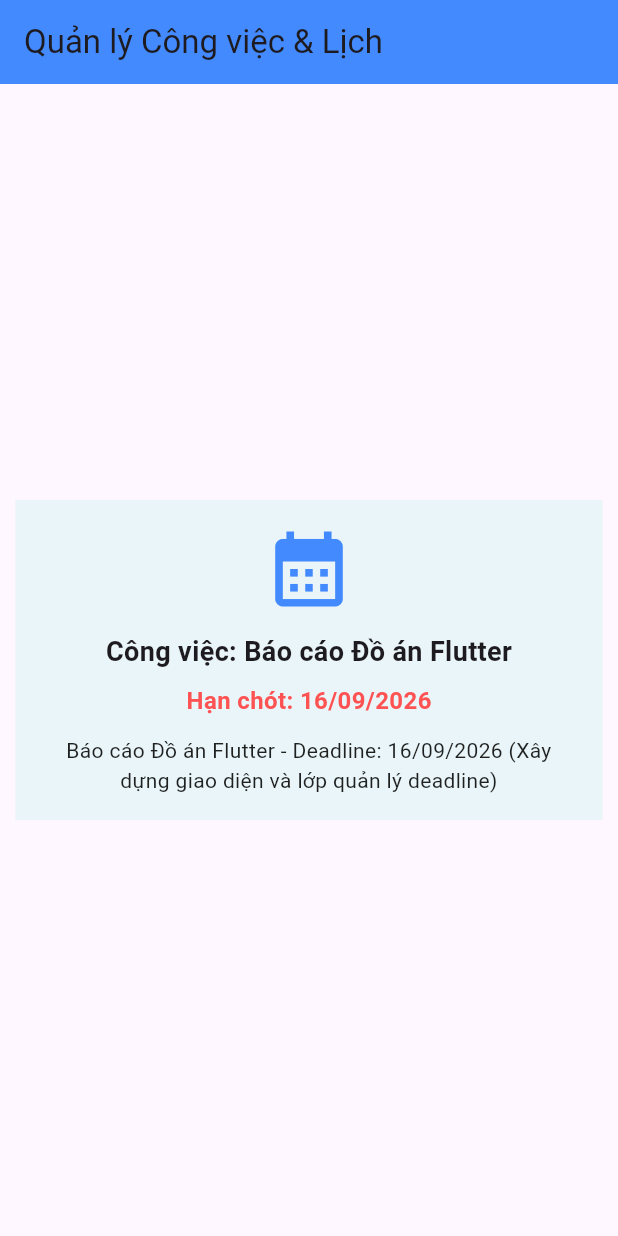
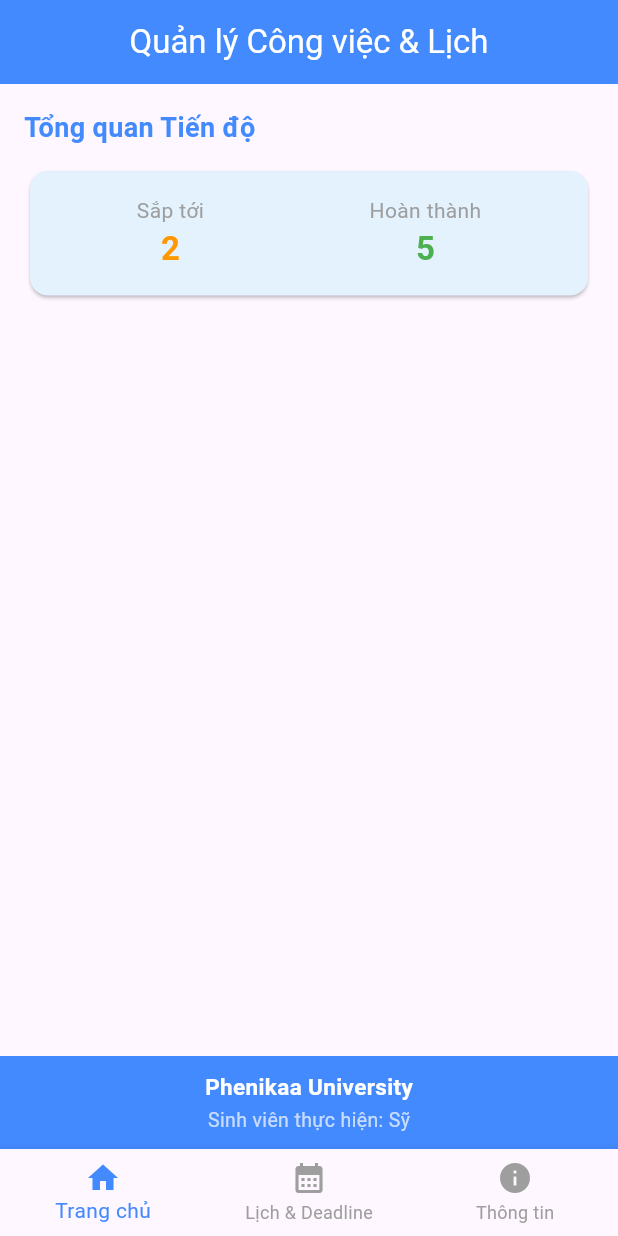
Before and after one commit to Project-Mobile-N05/team_Truong_Son_Sy, a Flutter app: the screen it shows after launch, on a phone screen of 412 x 824 dp. Run offline on Flutter 3.47's test engine with Material 3 defaults, Android fonts, the phone set to English and light mode, and no system bars.

Commit message:
Cap nhat main.dart va task.dart Tuan 4

```diff
--- a/student_deadline_manager/lib/main.dart
+++ b/student_deadline_manager/lib/main.dart
@@ -1,89 +1,261 @@
 import 'package:flutter/material.dart';
-import './task.dart' show Task; // Import class Task từ task.dart
+import './task.dart'; // Import lớp Task từ file task.dart
 
 void main() {
-  runApp(const MyApp());
+  runApp(const SyApp());
 }
 
-class MyApp extends StatelessWidget {
-  const MyApp({super.key});
+class SyApp extends StatelessWidget {
+  const SyApp({super.key});
 
   @override
   Widget build(BuildContext context) {
-    return const MaterialApp(
+    return MaterialApp(
       debugShowCheckedModeBanner: false,
-      home: TaskHomePage(),
+      title: 'Quản lý Công việc & Lịch - Sỹ',
+      theme: ThemeData(
+        primarySwatch: Colors.blue,
+        useMaterial3: true,
+      ),
+      home: const SyMainScreen(),
     );
   }
 }
 
-class TaskHomePage extends StatefulWidget {
-  const TaskHomePage({super.key});
+class SyMainScreen extends StatefulWidget {
+  const SyMainScreen({super.key});
 
   @override
-  State<TaskHomePage> createState() => _TaskHomePageState();
+  State<SyMainScreen> createState() => _SyMainScreenState();
 }
 
-class _TaskHomePageState extends State<TaskHomePage> {
-  // Khởi tạo đối tượng từ Task
-  final Task _task = Task();
-  late String _taskInfo;
+class _SyMainScreenState extends State<SyMainScreen> {
+  int _currentIndex = 0;
 
-  @override
-  void initState() {
-    super.initState();
-    _taskInfo = _task.getTaskInfo();
-  }
+  final List<Widget> _screens = const [
+    HomeScreen(),
+    CalendarTaskScreen(),
+    AboutScreen(),
+  ];
 
   @override
   Widget build(BuildContext context) {
-    double width = MediaQuery.of(context).size.width;
-
     return Scaffold(
       appBar: AppBar(
         title: const Text('Quản lý Công việc & Lịch'),
         backgroundColor: Colors.blueAccent,
+        foregroundColor: Colors.white,
+        centerTitle: true,
       ),
-      body: Center(
-        child: Container(
-          color: const Color(0xFFE9F5F8),
-          width: width * 0.95,
-          padding: const EdgeInsets.all(16.0),
+      body: _screens[_currentIndex],
+      bottomNavigationBar: BottomNavigationBar(
+        currentIndex: _currentIndex,
+        onTap: (index) {
+          setState(() {
+            _currentIndex = index;
+          });
+        },
+        selectedItemColor: Colors.blueAccent,
+        unselectedItemColor: Colors.grey,
+        items: const [
+          BottomNavigationBarItem(
+            icon: Icon(Icons.home),
+            label: 'Trang chủ',
+          ),
+          BottomNavigationBarItem(
+            icon: Icon(Icons.calendar_month),
+            label: 'Lịch & Deadline',
+          ),
+          BottomNavigationBarItem(
+            icon: Icon(Icons.info),
+            label: 'Thông tin',
+          ),
+        ],
+      ),
+    );
+  }
+}
+
+// Khung Layout chung (Body + Footer)
+class BaseScreenLayout extends StatelessWidget {
+  final Widget bodyContent;
+
+  const BaseScreenLayout({super.key, required this.bodyContent});
+
+  @override
+  Widget build(BuildContext context) {
+    return Column(
+      children: [
+        // 1. BODY (Nội dung chính)
+        Expanded(
+          child: SingleChildScrollView(
+            padding: const EdgeInsets.all(16.0),
+            child: bodyContent,
+          ),
+        ),
+
+        // 2. FOOTER (Thông tin trường & Sinh viên)
+        Container(
+          width: double.infinity,
+          padding: const EdgeInsets.symmetric(vertical: 10.0, horizontal: 16.0),
+          color: Colors.blueAccent,
           child: Column(
-            mainAxisSize: MainAxisSize.min,
-            children: [
-              const Icon(
-                Icons.calendar_month,
-                size: 60,
-                color: Colors.blueAccent,
+            children: const [
+              Text(
+                'Phenikaa University',
+                style: TextStyle(color: Colors.white, fontWeight: FontWeight.bold, fontSize: 15),
               ),
-              const SizedBox(height: 12),
+              SizedBox(height: 2),
               Text(
-                'Công việc: ${_task.getTitle()}',
-                style: const TextStyle(
-                  fontSize: 18,
-                  fontWeight: FontWeight.bold,
-                ),
-              ),
-              const SizedBox(height: 8),
-              Text(
-                'Hạn chót: ${_task.getDeadline()}',
-                style: const TextStyle(
-                  fontSize: 16,
-                  color: Colors.redAccent,
-                  fontWeight: FontWeight.w600,
-                ),
-              ),
-              const SizedBox(height: 12),
-              Text(
-                _taskInfo,
-                textAlign: TextAlign.center,
-                style: const TextStyle(fontSize: 14, color: Colors.black87),
+                'Sinh viên thực hiện: Sỹ',
+                style: TextStyle(color: Colors.white70, fontSize: 13),
               ),
             ],
           ),
         ),
+      ],
+    );
+  }
+}
+
+// Màn hình 1: Home
+class HomeScreen extends StatelessWidget {
+  const HomeScreen({super.key});
+
+  @override
+  Widget build(BuildContext context) {
+    return BaseScreenLayout(
+      bodyContent: Column(
+        crossAxisAlignment: CrossAxisAlignment.start,
+        children: [
+          const Text(
+            'Tổng quan Tiến độ',
+            style: TextStyle(fontSize: 18, fontWeight: FontWeight.bold, color: Colors.blueAccent),
+          ),
+          const SizedBox(height: 12),
+          Card(
+            color: Colors.blue.shade50,
+            child: Padding(
+              padding: const EdgeInsets.all(16.0),
+              child: Row(
+                mainAxisAlignment: MainAxisAlignment.spaceAround,
+                children: const [
+                  Column(
+                    children: [
+                      Text('Sắp tới', style: TextStyle(color: Colors.grey)),
+                      Text('2', style: TextStyle(fontSize: 22, fontWeight: FontWeight.bold, color: Colors.orange)),
+                    ],
+                  ),
+                  Column(
+                    children: [
+                      Text('Hoàn thành', style: TextStyle(color: Colors.grey)),
+                      Text('5', style: TextStyle(fontSize: 22, fontWeight: FontWeight.bold, color: Colors.green)),
+                    ],
+                  ),
+                ],
+              ),
+            ),
+          ),
+        ],
       ),
     );
   }
 }
+
+// Màn hình 2: CalendarTaskScreen
+class CalendarTaskScreen extends StatefulWidget {
+  const CalendarTaskScreen({super.key});
+
+  @override
+  State<CalendarTaskScreen> createState() => _CalendarTaskScreenState();
+}
+
+class _CalendarTaskScreenState extends State<CalendarTaskScreen> {
+  final Task _task = Task();
+
+  @override
+  Widget build(BuildContext context) {
+    return BaseScreenLayout(
+      bodyContent: Column(
+        crossAxisAlignment: CrossAxisAlignment.start,
+        children: [
+          const Text(
+            'Giao diện Lịch & Deadline',
+            style: TextStyle(fontSize: 18, fontWeight: FontWeight.bold, color: Colors.blueAccent),
+          ),
+          const SizedBox(height: 12),
+
+          Container(
+            padding: const EdgeInsets.all(12),
+            decoration: BoxDecoration(
+              color: const Color(0xFFE9F5F8),
+              borderRadius: BorderRadius.circular(12),
+            ),
+            child: Column(
+              children: const [
+                Icon(Icons.calendar_month, size: 50, color: Colors.blueAccent),
+                SizedBox(height: 6),
+                Text('Lịch Học & Lịch Nộp Bài', style: TextStyle(fontWeight: FontWeight.bold)),
+                Text('Tháng 09 / 2026', style: TextStyle(color: Colors.grey, fontSize: 12)),
+              ],
+            ),
+          ),
+          const SizedBox(height: 16),
+
+          const Text('Công việc hiện tại:', style: TextStyle(fontWeight: FontWeight.bold)),
+          const SizedBox(height: 8),
+          Card(
+            elevation: 2,
+            child: Padding(
+              padding: const EdgeInsets.all(12.0),
+              child: Column(
+                crossAxisAlignment: CrossAxisAlignment.start,
+                children: [
+                  Text(
+                    'Công việc: ${_task.getTitle()}',
+                    style: const TextStyle(fontSize: 16, fontWeight: FontWeight.bold),
+                  ),
+                  const SizedBox(height: 6),
+                  Text(
+                    'Hạn chót: ${_task.getDeadline()}',
+                    style: const TextStyle(fontSize: 14, color: Colors.redAccent, fontWeight: FontWeight.w600),
+                  ),
+                  const SizedBox(height: 6),
+                  Text(
+                    _task.getTaskInfo(),
+                    style: const TextStyle(fontSize: 13, color: Colors.black87),
+                  ),
+                ],
+              ),
+            ),
+          ),
+        ],
+      ),
+    );
+  }
+}
+
+// Màn hình 3: AboutScreen
+class AboutScreen extends StatelessWidget {
+  const AboutScreen({super.key});
+
+  @override
+  Widget build(BuildContext context) {
+    return BaseScreenLayout(
+      bodyContent: Column(
+        crossAxisAlignment: CrossAxisAlignment.start,
+        children: const [
+          Text(
+            'Thông tin Màn hình',
+            style: TextStyle(fontSize: 18, fontWeight: FontWeight.bold, color: Colors.blueAccent),
+          ),
+          SizedBox(height: 12),
+          Text('- Chức năng: Quản lý công việc/deadline & Lịch'),
+          Text('- Sinh viên phát triển: Sỹ'),
+          Text('- Trường Đại học Phenikaa'),
+          Text('- Bài thực hành Tuần 4 (Column Layout & BottomNav)'),
+        ],
+      ),
+    );
+  }
+}
--- a/student_deadline_manager/lib/task.dart
+++ b/student_deadline_manager/lib/task.dart
@@ -1,10 +1,16 @@
 class Task {
-  String title = "Báo cáo Đồ án Flutter";
-  String deadline = "16/09/2026";
-  String description = "Xây dựng giao diện và lớp quản lý deadline";
-  bool isCompleted = false;
+  String title;
+  String deadline;
+  String description;
+  bool isCompleted;
 
-  // Setter cập nhật thông tin công việc
+  Task({
+    this.title = "Báo cáo Đồ án Flutter",
+    this.deadline = "16/09/2026",
+    this.description = "Xây dựng giao diện và lớp quản lý deadline",
+    this.isCompleted = false,
+  });
+
   void setTask(String title, String deadline, String description, bool isCompleted) {
     this.title = title;
     this.deadline = deadline;
@@ -12,18 +18,10 @@ class Task {
     this.isCompleted = isCompleted;
   }
 
-  // Getter lấy thông tin tổng quan
   String getTaskInfo() {
-    return "$title - Deadline: $deadline ($description)";
+    return "$title - Hạn chót: $deadline ($description)";
   }
 
-  // Getter lấy tiêu đề
-  String getTitle() {
-    return title;
-  }
-
-  // Getter lấy hạn chót
-  String getDeadline() {
-    return deadline;
-  }
+  String getTitle() => title;
+  String getDeadline() => deadline;
 }
```
